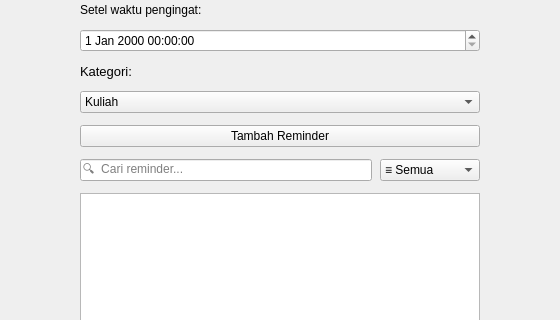
Above: mainwindow.ui from JhonPiterSitumorang-251401052/DeadlineSaver before the change; both pictures show x 120 to 680 and y 123 to 443 of the 800 by 820 pixel window. Below: the same form after it.
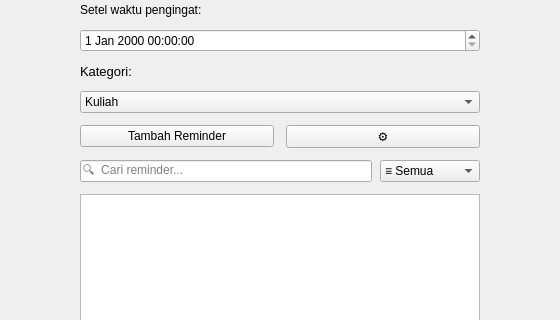
That is the form after the change.

Commit message: tambah halaman pengaturan alarm dan suara

Diff of the .ui file:
```diff
--- a/mainwindow.ui
+++ b/mainwindow.ui
@@ -86,11 +86,28 @@
      </widget>
     </item>
     <item>
+     <layout class="QHBoxLayout" name="layoutTambah">
+      <item>
      <widget class="QPushButton" name="btnTambah">
       <property name="text">
        <string>Tambah Reminder</string>
       </property>
      </widget>
+      </item>
+      <item>
+       <widget class="QPushButton" name="btnPengaturan">
+        <property name="text">
+         <string>⚙</string>
+        </property>
+        <property name="maximumWidth">
+         <number>40</number>
+        </property>
+        <property name="toolTip">
+         <string>Pengaturan</string>
+        </property>
+       </widget>
+      </item>
+     </layout>
     </item>
     <item>
      <layout class="QHBoxLayout" name="layoutSearch">
```
Lines whose indentation alone changed are shown as unchanged. The commit also changes 5 other files.
